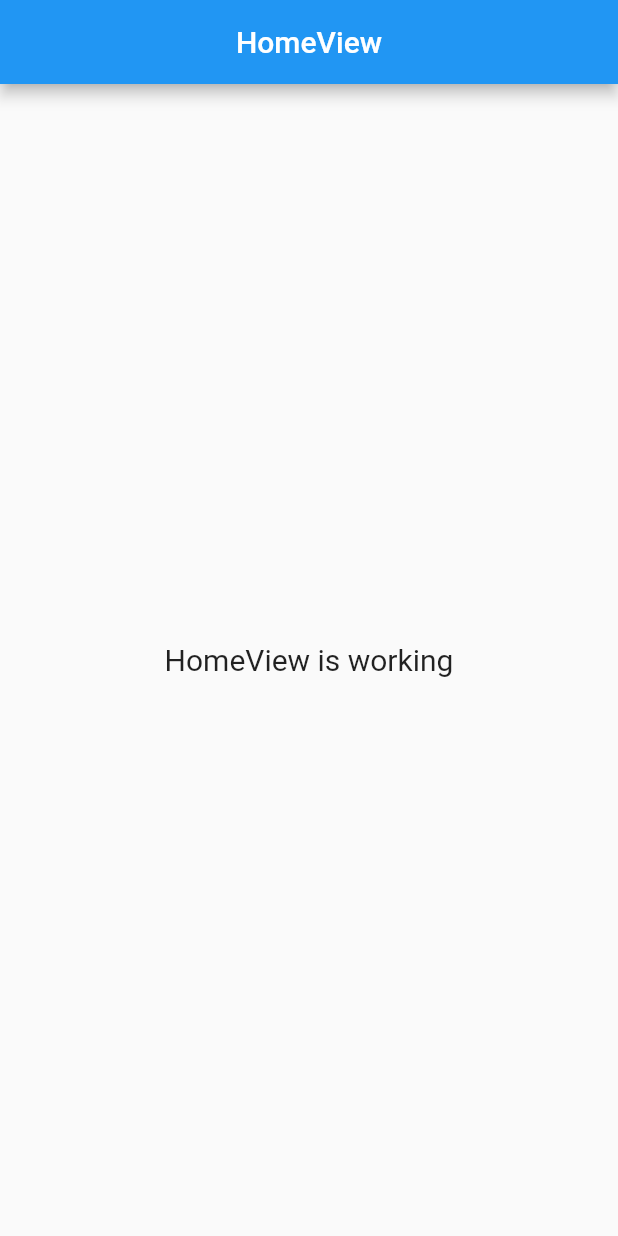
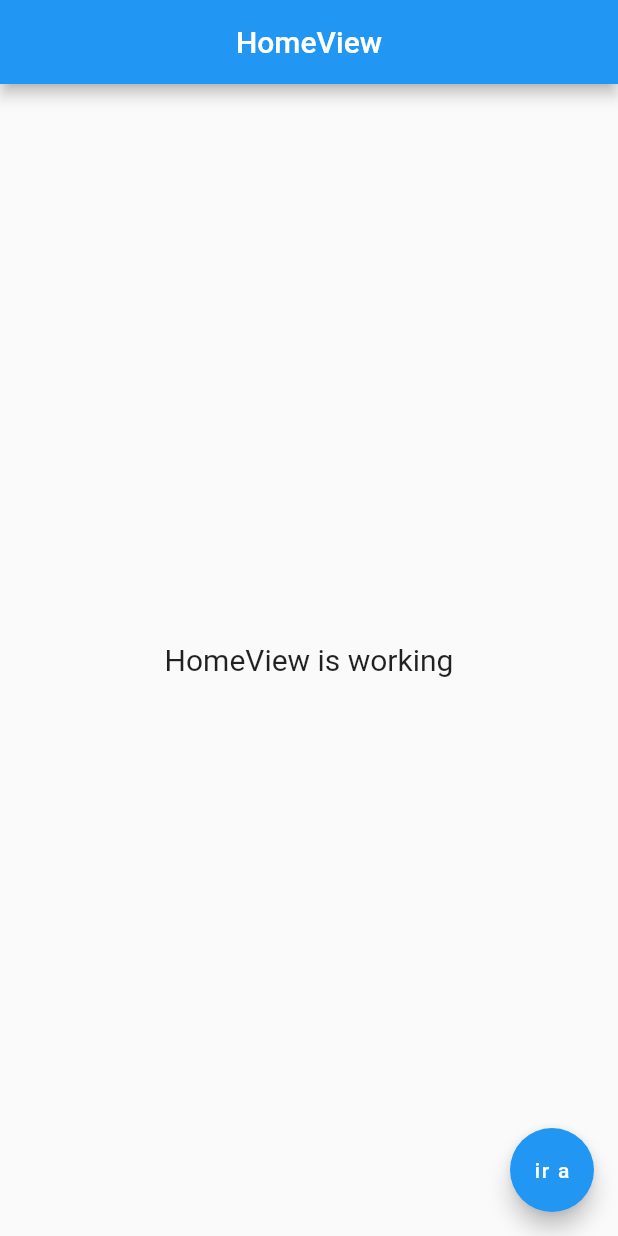
Before and after one commit to kervisvasquez1993/get_cli_proyect_delivery, a Flutter app: the screen it shows after launch, on a phone screen of 412 x 824 dp. Run offline on Flutter 3.47's test engine with Material 2 defaults, Android fonts, the phone set to English and light mode, and no system bars; our stand-ins replace get.

Commit message:
seguimos con appa de delivery

```diff
--- a/lib/app/modules/home/controllers/home_controller.dart
+++ b/lib/app/modules/home/controllers/home_controller.dart
@@ -17,4 +17,6 @@ class HomeController extends GetxController {
   @override
   void onClose() {}
   void increment() => count.value++;
+
+  // void post() => Get.toNamed();
 }
--- a/lib/app/modules/home/views/home_view.dart
+++ b/lib/app/modules/home/views/home_view.dart
@@ -18,6 +18,8 @@ class HomeView extends GetView<HomeController> {
           style: TextStyle(fontSize: 20),
         ),
       ),
+      floatingActionButton:
+          FloatingActionButton(child: Text("ir a"), onPressed: () {}),
     );
   }
 }
--- a/lib/app/modules/posts/bindings/posts_binding.dart
+++ b/lib/app/modules/posts/bindings/posts_binding.dart
@@ -1,3 +1,4 @@
+import 'package:delivery/app/modules/posts/providers/post_provider.dart';
 import 'package:get/get.dart';
 
 import '../controllers/posts_controller.dart';
@@ -8,5 +9,9 @@ class PostsBinding extends Bindings {
     Get.lazyPut<PostsController>(
       () => PostsController(),
     );
+
+    Get.lazyPut<PostProvider>(
+      () => PostProvider(),
+    );
   }
 }
--- a/lib/app/modules/posts/controllers/posts_controller.dart
+++ b/lib/app/modules/posts/controllers/posts_controller.dart
@@ -1,8 +1,12 @@
+import 'package:delivery/app/modules/posts/providers/post_provider.dart';
 import 'package:get/get.dart';
 
 class PostsController extends GetxController {
   //TODO: Implement PostsController
 
+  PostProvider _provider = Get.find<PostProvider>();
+  var posts = [].obs;
+  var loading = [].obs;
   final count = 0.obs;
   @override
   void onInit() {
```
Also changed, not shown: lib/app/modules/posts/providers/post_provider.dart (+6 -1 lines).
